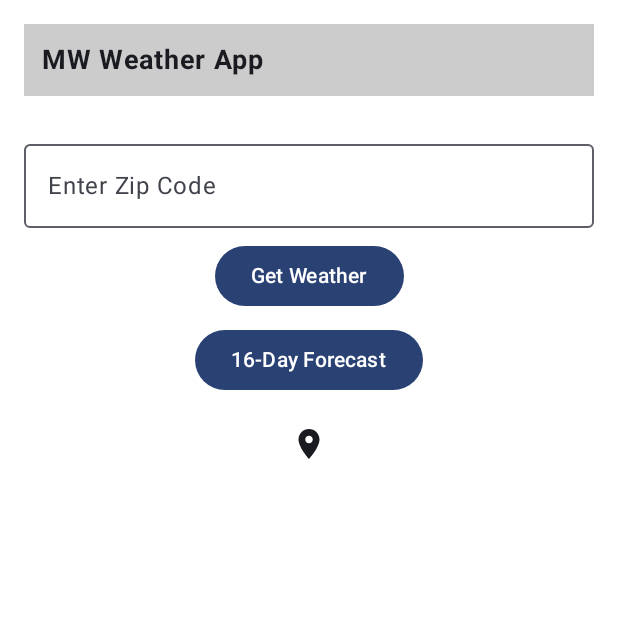
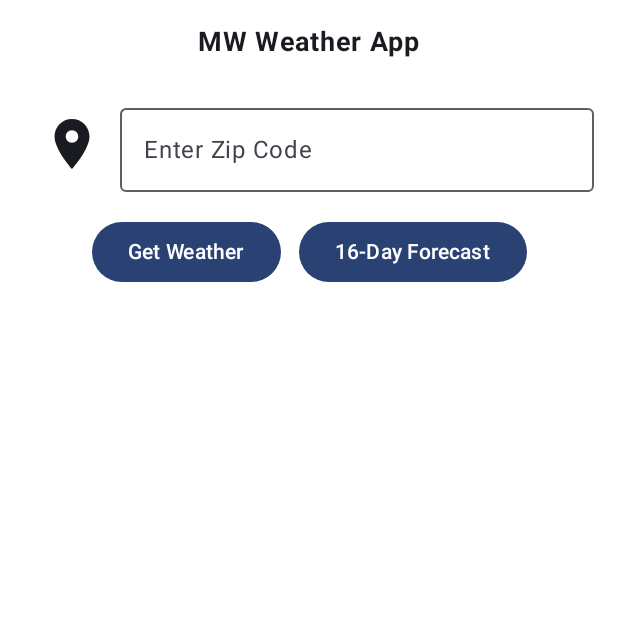
Before and after one commit to wayfroz/Mobile-Weather-App-, an Android app built with Jetpack Compose: the screen it shows after launch (MainActivity), on a phone screen of 412 x 824 dp, the top half of it. Run offline under Robolectric (Android 15) with nearby library versions, the phone set to English and light mode, and no system bars; our stand-ins replace livedata-compose.

Commit message:
Assignment 5 - UI Changed

```diff
--- a/app/src/main/java/com/example/uniqueweatherapp/MainActivity.kt
+++ b/app/src/main/java/com/example/uniqueweatherapp/MainActivity.kt
@@ -35,6 +35,8 @@ import com.example.uniqueweatherapp.util.checkPermissionsAndStartService
 import com.example.uniqueweatherapp.util.handlePermissionResult
 import com.example.uniqueweatherapp.viewmodel.WeatherViewModel
 import kotlinx.coroutines.launch
+import androidx.compose.ui.text.style.TextAlign
+import androidx.compose.ui.text.TextStyle
 
 class MainActivity : ComponentActivity() {
 
@@ -116,31 +118,52 @@ fun WeatherScreen(
             .background(Color.White)
             .padding(16.dp)
     ) {
+        Row (
+            modifier = Modifier.align(Alignment.CenterHorizontally)
+        ) {
             Text(
                 text = stringResource(R.string.app_name),
-            modifier = Modifier
-                .fillMaxWidth()
-                .background(Color.LightGray)
-                .padding(12.dp),
                 fontSize = 18.sp,
                 fontWeight = FontWeight.Bold
             )
+        }
 
         Spacer(modifier = Modifier.height(24.dp))
 
+        Row (
+            modifier = modifier.align(Alignment.CenterHorizontally)
+        ) {
+            IconButton(
+                onClick = {
+                    checkPermissionsAndStartService(context as Activity)
+                },
+                modifier = Modifier.padding(8.dp)
+            ) {
+                Icon(
+                    imageVector = Icons.Default.LocationOn,
+                    contentDescription = stringResource(R.string.my_location),
+                    modifier = Modifier.size(52.dp)
+                )
+            }
             OutlinedTextField(
                 value = zipCode,
                 onValueChange = {
                     if (it.length <= 5 && it.all(Char::isDigit)) zipCode = it
                 },
-            label = { Text(stringResource(R.string.enter_zip_code)) },
+                label = {
+                    Text(stringResource(R.string.enter_zip_code))},
                 keyboardOptions = KeyboardOptions.Default.copy(keyboardType = KeyboardType.Number),
                 singleLine = true,
+                textStyle = TextStyle(textAlign = TextAlign.Center),
                 modifier = Modifier.fillMaxWidth()
             )
+        }
 
-        Spacer(modifier = Modifier.height(8.dp))
+        Spacer(modifier = Modifier.height(16.dp))
 
+        Row (
+            modifier = Modifier.align(Alignment.CenterHorizontally)
+        ){
             Button(
                 onClick = {
                     if (zipCode.length == 5) {
@@ -149,12 +172,11 @@ fun WeatherScreen(
                         Toast.makeText(context, context.getString(R.string.invalid_zip), Toast.LENGTH_SHORT).show()
                     }
                 },
-            modifier = Modifier.align(Alignment.CenterHorizontally)
             ) {
                 Text(text = stringResource(R.string.get_weather))
             }
 
-        Spacer(modifier = Modifier.height(8.dp))
+            Spacer(modifier = Modifier.width(12.dp))
 
             Button(
                 onClick = {
@@ -166,23 +188,13 @@ fun WeatherScreen(
                         Toast.makeText(context, context.getString(R.string.invalid_zip), Toast.LENGTH_SHORT).show()
                     }
                 },
-            modifier = Modifier.align(Alignment.CenterHorizontally)
             ) {
                 Text(text = stringResource(R.string.forecast_label))
             }
+        }
 
         Spacer(modifier = Modifier.height(8.dp))
-        IconButton(
-            onClick = {
-                checkPermissionsAndStartService(context as Activity)
-            },
-            modifier = Modifier.align(Alignment.CenterHorizontally)
-        ) {
-            Icon(
-                imageVector = Icons.Default.LocationOn,
-                contentDescription = stringResource(R.string.my_location)
-            )
-        }
+
 
         weather?.let {
             Spacer(modifier = Modifier.height(24.dp))
@@ -212,10 +224,14 @@ fun WeatherScreen(
                 modifier = Modifier.align(Alignment.CenterHorizontally)
             )
             Spacer(modifier = Modifier.height(32.dp))
-            Column {
-                Text(text = stringResource(R.string.humidity_format, it.main.humidity))
-                Text(text = stringResource(R.string.pressure_format, it.main.pressure))
-            }
+
+            Text(text = stringResource(R.string.humidity_format, it.main.humidity),
+                modifier = Modifier.align(Alignment.CenterHorizontally)
+            )
+            Text(text = stringResource(R.string.pressure_format, it.main.pressure),
+                modifier = Modifier.align(Alignment.CenterHorizontally)
+            )
+
         }
 
         Spacer(modifier = Modifier.height(12.dp))
--- a/app/src/main/java/com/example/uniqueweatherapp/network/WeatherApiService.kt
+++ b/app/src/main/java/com/example/uniqueweatherapp/network/WeatherApiService.kt
@@ -11,13 +11,13 @@ interface WeatherApiService {
     suspend fun getCurrentWeather(
         @Query("zip") zip: String,
         @Query("appid") apiKey: String,
-        @Query("units") units: String = "metric"
+        @Query("units") units: String = "imperial"
     ): WeatherResponse
 
     @GET("forecast")
     suspend fun getForecast(
         @Query("zip") zip: String,
         @Query("appid") apiKey: String,
-        @Query("units") units: String = "metric"
+        @Query("units") units: String = "imperial"
     ): ForecastResponse
 }
```
Lines whose indentation alone changed are shown as unchanged.
